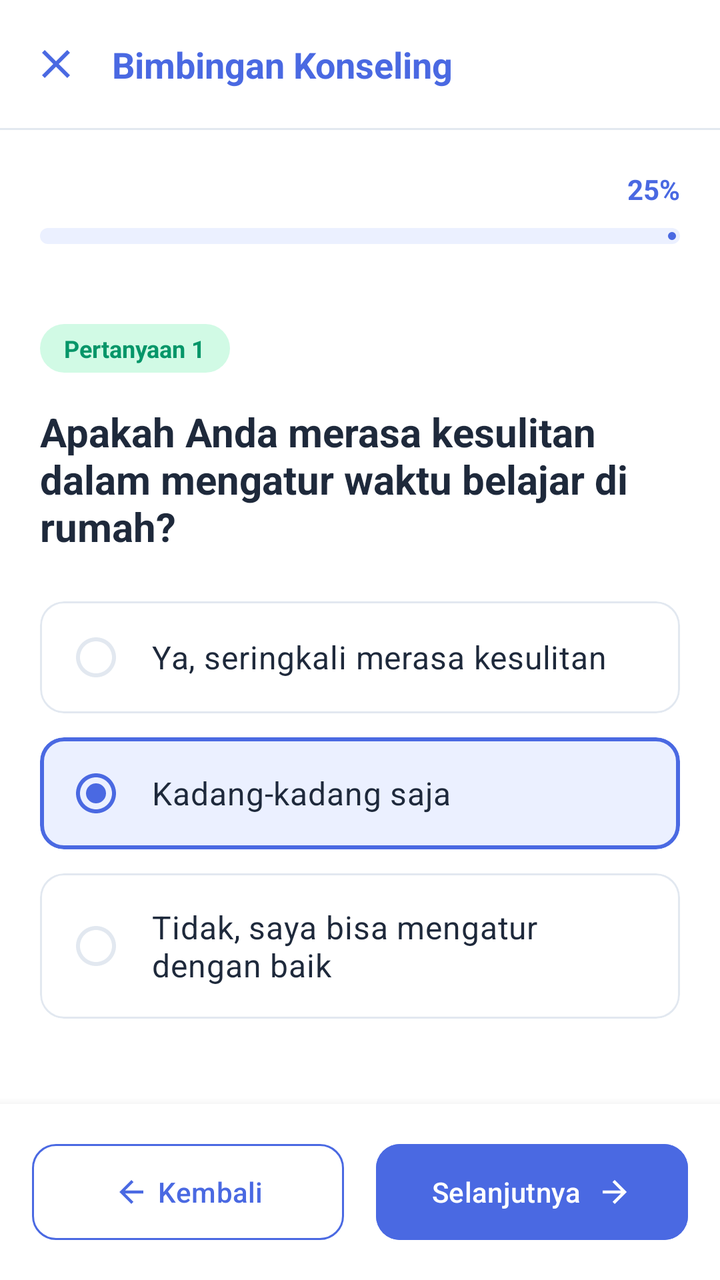
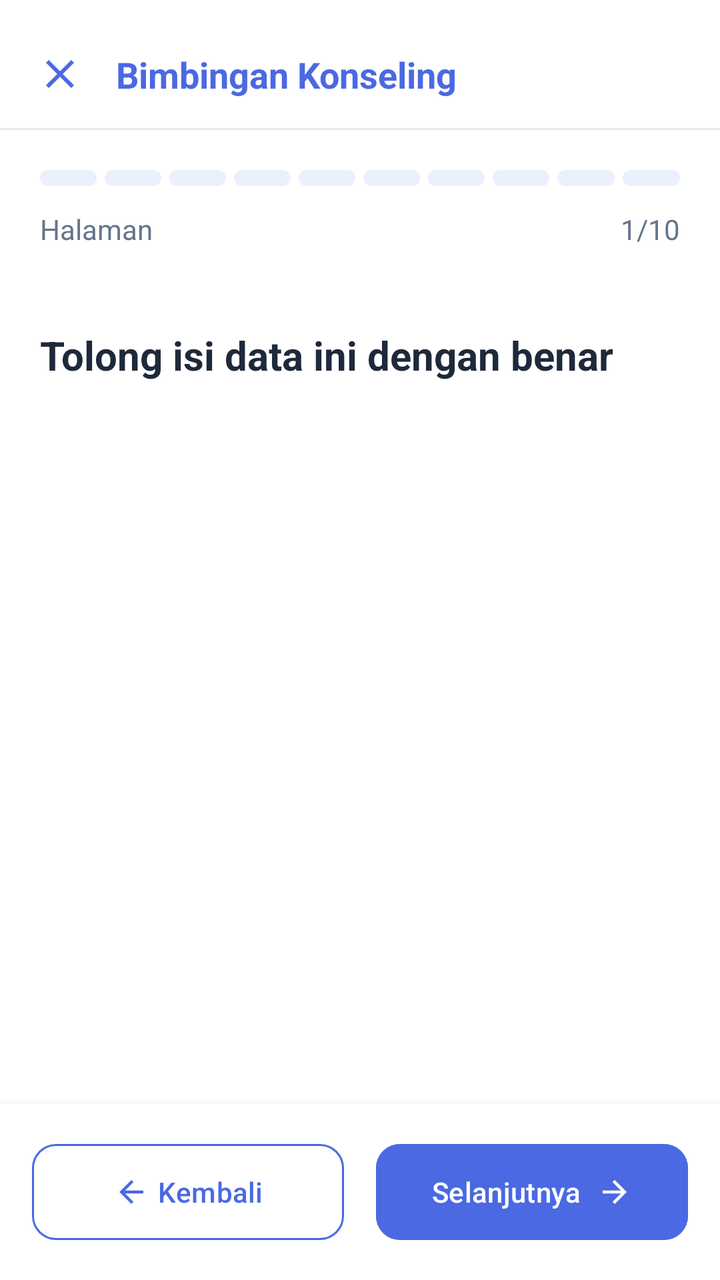

An Android layout rendered at two revisions. The XML below is the earlier revision; the diff shows what the commit changed to produce the second picture.
<!-- AndroidManifest.xml: application theme Theme.BkNova -->
<!-- res/layout/fragment_form_aum_siswa.xml -->
<?xml version="1.0" encoding="utf-8"?>
<androidx.constraintlayout.widget.ConstraintLayout xmlns:android="http://schemas.android.com/apk/res/android"
    xmlns:app="http://schemas.android.com/apk/res-auto"
    xmlns:tools="http://schemas.android.com/tools"
    android:layout_width="match_parent"
    android:layout_height="match_parent"
    tools:context=".fragment.formAumFragment">

    
    <androidx.constraintlayout.widget.ConstraintLayout
        android:id="@+id/header"
        android:layout_width="match_parent"
        android:layout_height="?attr/actionBarSize"
        android:paddingHorizontal="16dp"
        app:layout_constraintTop_toTopOf="parent">

        <ImageView
            android:id="@+id/btn_close"
            android:layout_width="24dp"
            android:layout_height="24dp"
            android:contentDescription="@string/cd_tutup"
            android:src="@drawable/ic_close"
            app:layout_constraintBottom_toBottomOf="parent"
            app:layout_constraintStart_toStartOf="parent"
            app:layout_constraintTop_toTopOf="parent"
            app:tint="@color/blue_primary" />

        <TextView
            android:layout_width="wrap_content"
            android:layout_height="wrap_content"
            android:layout_marginStart="16dp"
            android:text="@string/bk"
            android:textColor="@color/blue_primary"
            android:textSize="18sp"
            android:textStyle="bold"
            app:layout_constraintBottom_toBottomOf="parent"
            app:layout_constraintStart_toEndOf="@id/btn_close"
            app:layout_constraintTop_toTopOf="parent" />


    </androidx.constraintlayout.widget.ConstraintLayout>

    <View
        android:id="@+id/divider_header"
        android:layout_width="match_parent"
        android:layout_height="1dp"
        android:background="@color/divider_color"
        app:layout_constraintTop_toBottomOf="@id/header" />

    
    <LinearLayout
        android:id="@+id/progress_section"
        android:layout_width="match_parent"
        android:layout_height="wrap_content"
        android:orientation="vertical"
        android:padding="20dp"
        app:layout_constraintTop_toBottomOf="@id/divider_header">

        <RelativeLayout
            android:layout_width="match_parent"
            android:layout_height="wrap_content"
            android:layout_marginBottom="10dp">

            <TextView
                android:layout_width="wrap_content"
                android:layout_height="wrap_content"
                android:layout_alignParentEnd="true"
                android:text="@string/progress_percent_25"
                android:textColor="@color/blue_primary"
                android:textSize="14sp"
                android:textStyle="bold"
                />
        </RelativeLayout>

        <com.google.android.material.progressindicator.LinearProgressIndicator
            android:layout_width="match_parent"
            android:layout_height="wrap_content"
            android:progress="25"
            app:indicatorColor="@color/blue_primary"
            app:trackColor="@color/blue_light"
            app:trackCornerRadius="4dp"
            app:trackThickness="8dp" />

    </LinearLayout>

    
    <androidx.core.widget.NestedScrollView
        android:layout_width="match_parent"
        android:layout_height="0dp"
        android:fillViewport="true"
        app:layout_constraintBottom_toTopOf="@id/bottom_nav"
        app:layout_constraintTop_toBottomOf="@id/progress_section">

        <LinearLayout
            android:layout_width="match_parent"
            android:layout_height="wrap_content"
            android:orientation="vertical"
            android:padding="20dp">

            <TextView
                android:layout_width="wrap_content"
                android:layout_height="wrap_content"
                android:background="@drawable/bg_badge_green"
                android:paddingHorizontal="12dp"
                android:paddingVertical="4dp"
                android:text="@string/aum_q1_label"
                android:textColor="@color/green_text"
                android:textSize="12sp"
                android:textStyle="bold" />

            <TextView
                android:layout_width="match_parent"
                android:layout_height="wrap_content"
                android:layout_marginTop="16dp"
                android:text="@string/aum_q1_text"
                android:textColor="@color/text_color_primary"
                android:textSize="20sp"
                android:textStyle="bold" />

            <RadioGroup
                android:id="@+id/rg_options"
                android:layout_width="match_parent"
                android:layout_height="wrap_content"
                android:layout_marginTop="24dp">

                
                <com.google.android.material.card.MaterialCardView
                    android:id="@+id/cv_option1"
                    android:layout_width="match_parent"
                    android:layout_height="wrap_content"
                    android:layout_marginBottom="12dp"
                    app:cardBackgroundColor="@color/white"
                    app:cardCornerRadius="12dp"
                    app:cardElevation="0dp"
                    app:strokeColor="@color/divider_color"
                    app:strokeWidth="1dp">

                    <RadioButton
                        android:id="@+id/rb_option1"
                        android:layout_width="match_parent"
                        android:layout_height="wrap_content"
                        android:button="@null"
                        android:drawableStart="@drawable/ic_radio_selector"
                        android:drawablePadding="16dp"
                        android:padding="16dp"
                        android:text="@string/aum_q1_opt1"
                        android:textColor="@color/text_color_primary"
                        android:textSize="16sp" />
                </com.google.android.material.card.MaterialCardView>

                
                <com.google.android.material.card.MaterialCardView
                    android:id="@+id/cv_option2"
                    android:layout_width="match_parent"
                    android:layout_height="wrap_content"
                    android:layout_marginBottom="12dp"
                    app:cardBackgroundColor="@color/blue_light"
                    app:cardCornerRadius="12dp"
                    app:cardElevation="0dp"
                    app:strokeColor="@color/blue_primary"
                    app:strokeWidth="2dp">

                    <RadioButton
                        android:id="@+id/rb_option2"
                        android:layout_width="match_parent"
                        android:layout_height="wrap_content"
                        android:button="@null"
                        android:checked="true"
                        android:drawableStart="@drawable/ic_radio_selector"
                        android:drawablePadding="16dp"
                        android:padding="16dp"
                        android:text="@string/aum_q1_opt2"
                        android:textColor="@color/text_color_primary"
                        android:textSize="16sp" />
                </com.google.android.material.card.MaterialCardView>

                
                <com.google.android.material.card.MaterialCardView
                    android:id="@+id/cv_option3"
                    android:layout_width="match_parent"
                    android:layout_height="wrap_content"
                    android:layout_marginBottom="12dp"
                    app:cardBackgroundColor="@color/white"
                    app:cardCornerRadius="12dp"
                    app:cardElevation="0dp"
                    app:strokeColor="@color/divider_color"
                    app:strokeWidth="1dp">

                    <RadioButton
                        android:id="@+id/rb_option3"
                        android:layout_width="match_parent"
                        android:layout_height="wrap_content"
                        android:button="@null"
                        android:drawableStart="@drawable/ic_radio_selector"
                        android:drawablePadding="16dp"
                        android:padding="16dp"
                        android:text="@string/aum_q1_opt3"
                        android:textColor="@color/text_color_primary"
                        android:textSize="16sp" />
                </com.google.android.material.card.MaterialCardView>

            </RadioGroup>

        </LinearLayout>
    </androidx.core.widget.NestedScrollView>

    
    <LinearLayout
        android:id="@+id/bottom_nav"
        android:layout_width="match_parent"
        android:layout_height="wrap_content"
        android:background="@color/white"
        android:elevation="8dp"
        android:orientation="horizontal"
        android:padding="16dp"
        app:layout_constraintBottom_toBottomOf="parent">

        <com.google.android.material.button.MaterialButton
            android:id="@+id/btn_back"
            style="@style/Widget.Material3.Button.OutlinedButton"
            android:layout_width="0dp"
            android:layout_height="56dp"
            android:layout_marginEnd="8dp"
            android:layout_weight="1"
            android:text="@string/btn_kembali"
            android:textAllCaps="false"
            android:textColor="@color/blue_primary"
            app:cornerRadius="12dp"
            app:icon="@drawable/ic_arrow_back"
            app:iconGravity="textStart"
            app:iconTint="@color/blue_primary"
            app:strokeColor="@color/blue_primary" />

        <com.google.android.material.button.MaterialButton
            android:id="@+id/btn_next"
            android:layout_width="0dp"
            android:layout_height="56dp"
            android:layout_marginStart="8dp"
            android:layout_weight="1"
            android:backgroundTint="@color/blue_primary"
            android:text="@string/btn_selanjutnya"
            android:textAllCaps="false"
            android:textColor="@color/white"
            app:cornerRadius="12dp"
            app:icon="@drawable/ic_arrow_forward"
            app:iconGravity="textEnd"
            app:iconTint="@color/white" />

    </LinearLayout>

</androidx.constraintlayout.widget.ConstraintLayout>
<!-- resources referenced by this layout -->
<resources>
  <color name="blue_light">#EBF0FF</color>
  <color name="blue_primary">#4A69E2</color>
  <color name="divider_color">#E2E8F0</color>
  <color name="green_text">#059669</color>
  <color name="text_color_primary">#1E293B</color>
  <color name="white">#FFFFFFFF</color>
  <!-- drawable bg_badge_green (drawable) -->
  <?xml version="1.0" encoding="utf-8"?>
  <shape xmlns:android="http://schemas.android.com/apk/res/android">
      <solid android:color="#D1FAE5" />
      <corners android:radius="16dp" />
  </shape>
  <!-- drawable ic_arrow_back (drawable) -->
  <vector xmlns:android="http://schemas.android.com/apk/res/android"
      android:width="24dp"
      android:height="24dp"
      android:viewportWidth="24"
      android:viewportHeight="24">
      <path
          android:fillColor="#FF000000"
          android:pathData="M20,11H7.83l5.59,-5.59L12,4l-8,8 8,8 1.41,-1.41L7.83,13H20v-2z" />
  </vector>
  <!-- drawable ic_arrow_forward (drawable) -->
  <vector xmlns:android="http://schemas.android.com/apk/res/android"
      android:width="24dp"
      android:height="24dp"
      android:viewportWidth="24"
      android:viewportHeight="24">
      <path
          android:fillColor="#FF000000"
          android:pathData="M12,4l-1.41,1.41L16.17,11H4v2h12.17l-5.58,5.59L12,20l8,-8z" />
  </vector>
  <!-- drawable ic_close (drawable) -->
  <vector xmlns:android="http://schemas.android.com/apk/res/android"
      android:width="24dp"
      android:height="24dp"
      android:viewportWidth="24"
      android:viewportHeight="24">
      <path
          android:fillColor="#FF000000"
          android:pathData="M19,6.41L17.59,5L12,10.59L6.41,5L5,6.41L10.59,12L5,17.59L6.41,19L12,13.41L17.59,19L19,17.59L13.41,12L19,6.41Z" />
  </vector>
  <!-- drawable ic_radio_selector (drawable) -->
  <selector xmlns:android="http://schemas.android.com/apk/res/android">
      <item android:drawable="@drawable/ic_radio_checked" android:state_checked="true" />
      <item android:drawable="@drawable/ic_radio_unchecked" />
  </selector>
  <string name="aum_q1_label">Pertanyaan 1</string>
  <string name="aum_q1_opt1">Ya, seringkali merasa kesulitan</string>
  <string name="aum_q1_opt2">Kadang-kadang saja</string>
  <string name="aum_q1_opt3">Tidak, saya bisa mengatur dengan baik</string>
  <string name="aum_q1_text">Apakah Anda merasa kesulitan dalam mengatur waktu belajar di rumah?</string>
  <string name="bk">Bimbingan Konseling</string>
  <string name="btn_kembali">Kembali</string>
  <string name="btn_selanjutnya">Selanjutnya</string>
  <string name="cd_tutup">Tutup</string>
  <string name="progress_percent_25">25%</string>
  <style name="Theme.BkNova" parent="Base.Theme.BkNova" />
  <!-- drawable ic_radio_checked (drawable) -->
  <vector xmlns:android="http://schemas.android.com/apk/res/android"
      android:width="24dp"
      android:height="24dp"
      android:viewportWidth="24"
      android:viewportHeight="24">
      <path
          android:fillColor="@color/blue_primary"
          android:pathData="M12,2C6.48,2 2,6.48 2,12s4.48,10 10,10 10,-4.48 10,-10S17.52,2 12,2zM12,20c-4.42,0 -8,-3.58 -8,-8s3.58,-8 8,-8 8,3.58 8,8 -3.58,8 -8,8z" />
      <path
          android:fillColor="@color/blue_primary"
          android:pathData="M12,12m-5,0a5,5 0,1 1,10 0a5,5 0,1 1,-10 0" />
  </vector>
  <!-- drawable ic_radio_unchecked (drawable) -->
  <vector xmlns:android="http://schemas.android.com/apk/res/android"
      android:width="24dp"
      android:height="24dp"
      android:viewportWidth="24"
      android:viewportHeight="24">
      <path
          android:fillColor="@color/divider_color"
          android:pathData="M12,2C6.48,2 2,6.48 2,12s4.48,10 10,10 10,-4.48 10,-10S17.52,2 12,2zM12,20c-4.42,0 -8,-3.58 -8,-8s3.58,-8 8,-8 8,3.58 8,8 -3.58,8 -8,8z" />
  </vector>
  <style name="Base.Theme.BkNova" parent="Theme.Material3.Light.NoActionBar">
          
          
          <item name="android:windowBackground">@color/white</item>
      </style>
</resources>

<!-- the commit's change to res/layout/fragment_form_aum_siswa.xml (unified diff, before → after) -->
@@ -4,14 +4,15 @@
     xmlns:tools="http://schemas.android.com/tools"
     android:layout_width="match_parent"
     android:layout_height="match_parent"
-    tools:context=".fragment.formAumFragment">
+    android:background="@color/white"
+    tools:context=".fragment.FormAumFragment">
 
     
     <androidx.constraintlayout.widget.ConstraintLayout
         android:id="@+id/header"
         android:layout_width="match_parent"
         android:layout_height="?attr/actionBarSize"
-        android:paddingHorizontal="16dp"
+        android:paddingHorizontal="18dp"
         app:layout_constraintTop_toTopOf="parent">
 
         <ImageView
@@ -20,6 +21,7 @@
             android:layout_height="24dp"
             android:contentDescription="@string/cd_tutup"
             android:src="@drawable/ic_close"
+            android:layout_marginTop="10dp"
             app:layout_constraintBottom_toBottomOf="parent"
             app:layout_constraintStart_toStartOf="parent"
             app:layout_constraintTop_toTopOf="parent"
@@ -29,6 +31,7 @@
             android:layout_width="wrap_content"
             android:layout_height="wrap_content"
             android:layout_marginStart="16dp"
+            android:layout_marginTop="10dp"
             android:text="@string/bk"
             android:textColor="@color/blue_primary"
             android:textSize="18sp"
@@ -56,35 +59,58 @@
         android:padding="20dp"
         app:layout_constraintTop_toBottomOf="@id/divider_header">
 
+        
+        <LinearLayout
+            android:id="@+id/container_progress_bars"
+            android:layout_width="match_parent"
+            android:layout_height="8dp"
+            android:orientation="horizontal"
+            android:weightSum="10">
+
+            
+            <View android:id="@+id/step_1" android:layout_width="0dp" android:layout_height="match_parent" android:layout_weight="1" android:layout_marginEnd="4dp" android:background="@drawable/bg_progress_segment" />
+            <View android:id="@+id/step_2" android:layout_width="0dp" android:layout_height="match_parent" android:layout_weight="1" android:layout_marginEnd="4dp" android:background="@drawable/bg_progress_segment" />
+            <View android:id="@+id/step_3" android:layout_width="0dp" android:layout_height="match_parent" android:layout_weight="1" android:layout_marginEnd="4dp" android:background="@drawable/bg_progress_segment" />
+            <View android:id="@+id/step_4" android:layout_width="0dp" android:layout_height="match_parent" android:layout_weight="1" android:layout_marginEnd="4dp" android:background="@drawable/bg_progress_segment" />
+            <View android:id="@+id/step_5" android:layout_width="0dp" android:layout_height="match_parent" android:layout_weight="1" android:layout_marginEnd="4dp" android:background="@drawable/bg_progress_segment" />
+            <View android:id="@+id/step_6" android:layout_width="0dp" android:layout_height="match_parent" android:layout_weight="1" android:layout_marginEnd="4dp" android:background="@drawable/bg_progress_segment" />
+            <View android:id="@+id/step_7" android:layout_width="0dp" android:layout_height="match_parent" android:layout_weight="1" android:layout_marginEnd="4dp" android:background="@drawable/bg_progress_segment" />
+            <View android:id="@+id/step_8" android:layout_width="0dp" android:layout_height="match_parent" android:layout_weight="1" android:layout_marginEnd="4dp" android:background="@drawable/bg_progress_segment" />
+            <View android:id="@+id/step_9" android:layout_width="0dp" android:layout_height="match_parent" android:layout_weight="1" android:layout_marginEnd="4dp" android:background="@drawable/bg_progress_segment" />
+            <View android:id="@+id/step_10" android:layout_width="0dp" android:layout_height="match_parent" android:layout_weight="1" android:background="@drawable/bg_progress_segment" />
+
+        </LinearLayout>
+
         <RelativeLayout
             android:layout_width="match_parent"
             android:layout_height="wrap_content"
-            android:layout_marginBottom="10dp">
+            android:layout_marginTop="12dp">
 
             <TextView
+                android:id="@+id/tv_progress_label"
+                android:layout_width="wrap_content"
+                android:layout_height="wrap_content"
+                android:layout_alignParentStart="true"
+                android:text="Halaman"
+                android:textColor="@color/text_color_secondary"
+                android:textSize="14sp" />
+
+            <TextView
+                android:id="@+id/tv_progress_percent"
                 android:layout_width="wrap_content"
                 android:layout_height="wrap_content"
                 android:layout_alignParentEnd="true"
-                android:text="@string/progress_percent_25"
-                android:textColor="@color/blue_primary"
-                android:textSize="14sp"
-                android:textStyle="bold"
-                />
+                android:text="1/10"
+                android:textColor="@color/text_color_secondary"
+                android:textSize="14sp" />
+
         </RelativeLayout>
-
-        <com.google.android.material.progressindicator.LinearProgressIndicator
-            android:layout_width="match_parent"
-            android:layout_height="wrap_content"
-            android:progress="25"
-            app:indicatorColor="@color/blue_primary"
-            app:trackColor="@color/blue_light"
-            app:trackCornerRadius="4dp"
-            app:trackThickness="8dp" />
 
     </LinearLayout>
 
     
     <androidx.core.widget.NestedScrollView
+        android:id="@+id/scroll_view_content"
         android:layout_width="match_parent"
         android:layout_height="0dp"
         android:fillViewport="true"
@@ -98,108 +124,25 @@
             android:padding="20dp">
 
             <TextView
-                android:layout_width="wrap_content"
-                android:layout_height="wrap_content"
-                android:background="@drawable/bg_badge_green"
-                android:paddingHorizontal="12dp"
-                android:paddingVertical="4dp"
-                android:text="@string/aum_q1_label"
-                android:textColor="@color/green_text"
-                android:textSize="12sp"
-                android:textStyle="bold" />
-
-            <TextView
+                android:id="@+id/tv_question_title"
                 android:layout_width="match_parent"
                 android:layout_height="wrap_content"
-                android:layout_marginTop="16dp"
+
                 android:text="@string/aum_q1_text"
                 android:textColor="@color/text_color_primary"
                 android:textSize="20sp"
                 android:textStyle="bold" />
 
-            <RadioGroup
-                android:id="@+id/rg_options"
+            <LinearLayout
+                android:id="@+id/container_options"
                 android:layout_width="match_parent"
                 android:layout_height="wrap_content"
-                android:layout_marginTop="24dp">
+                android:layout_marginTop="24dp"
+                android:orientation="vertical">
 
                 
-                <com.google.android.material.card.MaterialCardView
-                    android:id="@+id/cv_option1"
-                    android:layout_width="match_parent"
-                    android:layout_height="wrap_content"
-                    android:layout_marginBottom="12dp"
-                    app:cardBackgroundColor="@color/white"
-                    app:cardCornerRadius="12dp"
-                    app:cardElevation="0dp"
-                    app:strokeColor="@color/divider_color"
-                    app:strokeWidth="1dp">
 
-                    <RadioButton
-                        android:id="@+id/rb_option1"
-                        android:layout_width="match_parent"
-                        android:layout_height="wrap_content"
-                        android:button="@null"
-                        android:drawableStart="@drawable/ic_radio_selector"
-                        android:drawablePadding="16dp"
-                        android:padding="16dp"
-                        android:text="@string/aum_q1_opt1"
-                        android:textColor="@color/text_color_primary"
-                        android:textSize="16sp" />
-                </com.google.android.material.card.MaterialCardView>
-
-                
-                <com.google.android.material.card.MaterialCardView
-                    android:id="@+id/cv_option2"
-                    android:layout_width="match_parent"
-                    android:layout_height="wrap_content"
-                    android:layout_marginBottom="12dp"
-                    app:cardBackgroundColor="@color/blue_light"
-                    app:cardCornerRadius="12dp"
-                    app:cardElevation="0dp"
-                    app:strokeColor="@color/blue_primary"
-                    app:strokeWidth="2dp">
-
-                    <RadioButton
-                        android:id="@+id/rb_option2"
-                        android:layout_width="match_parent"
-                        android:layout_height="wrap_content"
-                        android:button="@null"
-                        android:checked="true"
-                        android:drawableStart="@drawable/ic_radio_selector"
-                        android:drawablePadding="16dp"
-                        android:padding="16dp"
-                        android:text="@string/aum_q1_opt2"
-                        android:textColor="@color/text_color_primary"
-                        android:textSize="16sp" />
-                </com.google.android.material.card.MaterialCardView>
-
-                
-                <com.google.android.material.card.MaterialCardView
-                    android:id="@+id/cv_option3"
-                    android:layout_width="match_parent"
-                    android:layout_height="wrap_content"
-                    android:layout_marginBottom="12dp"
-                    app:cardBackgroundColor="@color/white"
-                    app:cardCornerRadius="12dp"
-                    app:cardElevation="0dp"
-                    app:strokeColor="@color/divider_color"
-                    app:strokeWidth="1dp">
-
-                    <RadioButton
-                        android:id="@+id/rb_option3"
-                        android:layout_width="match_parent"
-                        android:layout_height="wrap_content"
-                        android:button="@null"
-                        android:drawableStart="@drawable/ic_radio_selector"
-                        android:drawablePadding="16dp"
-                        android:padding="16dp"
-                        android:text="@string/aum_q1_opt3"
-                        android:textColor="@color/text_color_primary"
-                        android:textSize="16sp" />
-                </com.google.android.material.card.MaterialCardView>
-
-            </RadioGroup>
+            </LinearLayout>
 
         </LinearLayout>
     </androidx.core.widget.NestedScrollView>
<!-- resource entries referenced after the edit -->
@@ -3,14 +3,15 @@
   <color name="blue_light">#EBF0FF</color>
   <color name="blue_primary">#4A69E2</color>
   <color name="divider_color">#E2E8F0</color>
-  <color name="green_text">#059669</color>
   <color name="text_color_primary">#1E293B</color>
+  <color name="text_color_secondary">#64748B</color>
   <color name="white">#FFFFFFFF</color>
-  <!-- drawable bg_badge_green (drawable) -->
+  <!-- drawable bg_progress_segment (drawable) -->
   <?xml version="1.0" encoding="utf-8"?>
-  <shape xmlns:android="http://schemas.android.com/apk/res/android">
-      <solid android:color="#D1FAE5" />
-      <corners android:radius="16dp" />
+  <shape xmlns:android="http://schemas.android.com/apk/res/android"
+      android:shape="rectangle">
+      <corners android:radius="100dp" />
+      <solid android:color="@color/blue_light" />
   </shape>
   <!-- drawable ic_arrow_back (drawable) -->
   <vector xmlns:android="http://schemas.android.com/apk/res/android"
@@ -42,45 +43,12 @@
           android:fillColor="#FF000000"
           android:pathData="M19,6.41L17.59,5L12,10.59L6.41,5L5,6.41L10.59,12L5,17.59L6.41,19L12,13.41L17.59,19L19,17.59L13.41,12L19,6.41Z" />
   </vector>
-  <!-- drawable ic_radio_selector (drawable) -->
-  <selector xmlns:android="http://schemas.android.com/apk/res/android">
-      <item android:drawable="@drawable/ic_radio_checked" android:state_checked="true" />
-      <item android:drawable="@drawable/ic_radio_unchecked" />
-  </selector>
-  <string name="aum_q1_label">Pertanyaan 1</string>
-  <string name="aum_q1_opt1">Ya, seringkali merasa kesulitan</string>
-  <string name="aum_q1_opt2">Kadang-kadang saja</string>
-  <string name="aum_q1_opt3">Tidak, saya bisa mengatur dengan baik</string>
-  <string name="aum_q1_text">Apakah Anda merasa kesulitan dalam mengatur waktu belajar di rumah?</string>
+  <string name="aum_q1_text">Tolong isi data ini dengan benar</string>
   <string name="bk">Bimbingan Konseling</string>
   <string name="btn_kembali">Kembali</string>
   <string name="btn_selanjutnya">Selanjutnya</string>
   <string name="cd_tutup">Tutup</string>
-  <string name="progress_percent_25">25%</string>
   <style name="Theme.BkNova" parent="Base.Theme.BkNova" />
-  <!-- drawable ic_radio_checked (drawable) -->
-  <vector xmlns:android="http://schemas.android.com/apk/res/android"
-      android:width="24dp"
-      android:height="24dp"
-      android:viewportWidth="24"
-      android:viewportHeight="24">
-      <path
-          android:fillColor="@color/blue_primary"
-          android:pathData="M12,2C6.48,2 2,6.48 2,12s4.48,10 10,10 10,-4.48 10,-10S17.52,2 12,2zM12,20c-4.42,0 -8,-3.58 -8,-8s3.58,-8 8,-8 8,3.58 8,8 -3.58,8 -8,8z" />
-      <path
-          android:fillColor="@color/blue_primary"
-          android:pathData="M12,12m-5,0a5,5 0,1 1,10 0a5,5 0,1 1,-10 0" />
-  </vector>
-  <!-- drawable ic_radio_unchecked (drawable) -->
-  <vector xmlns:android="http://schemas.android.com/apk/res/android"
-      android:width="24dp"
-      android:height="24dp"
-      android:viewportWidth="24"
-      android:viewportHeight="24">
-      <path
-          android:fillColor="@color/divider_color"
-          android:pathData="M12,2C6.48,2 2,6.48 2,12s4.48,10 10,10 10,-4.48 10,-10S17.52,2 12,2zM12,20c-4.42,0 -8,-3.58 -8,-8s3.58,-8 8,-8 8,3.58 8,8 -3.58,8 -8,8z" />
-  </vector>
   <style name="Base.Theme.BkNova" parent="Theme.Material3.Light.NoActionBar">
           
           
